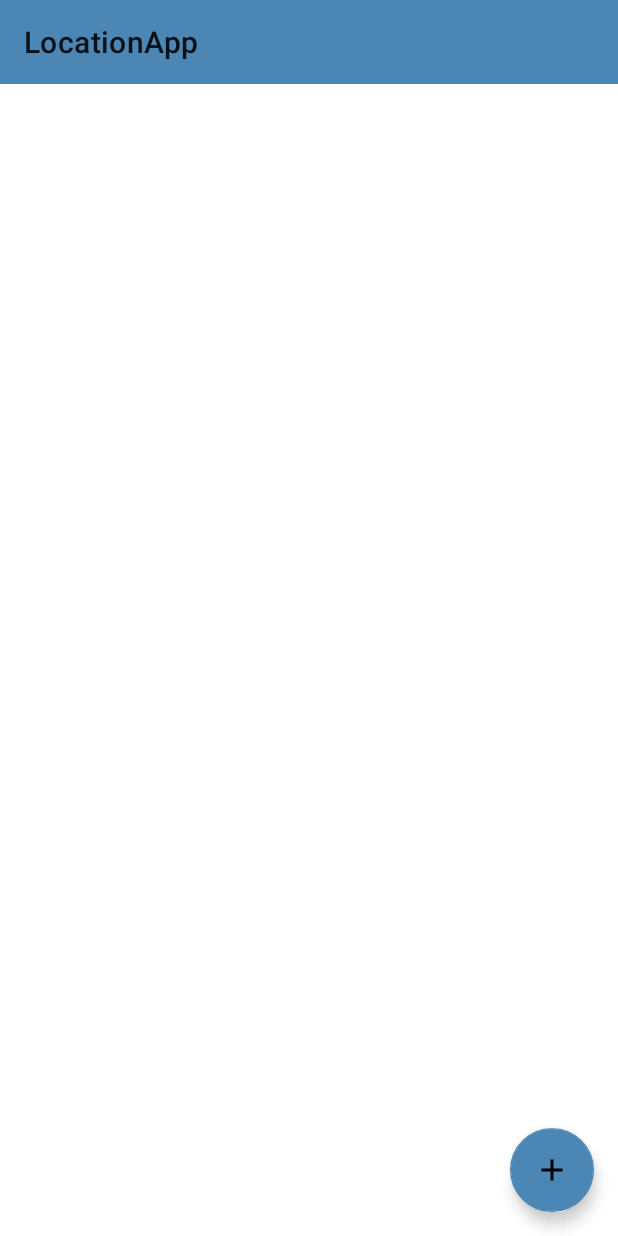
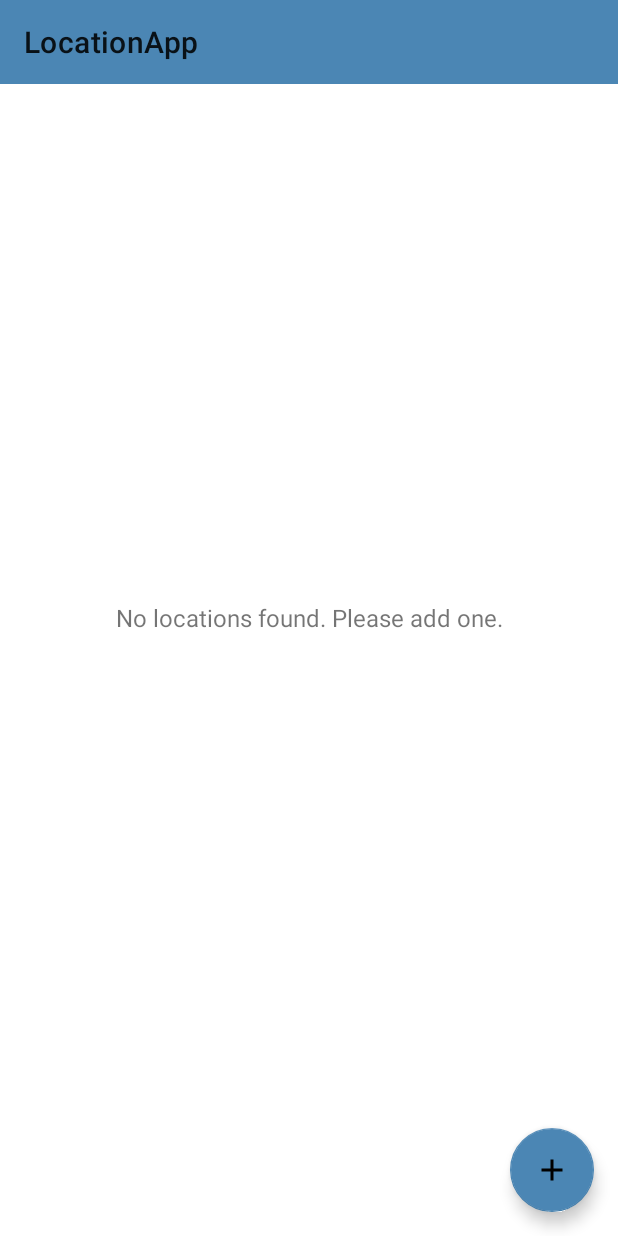
Before and after one commit to GusRendle/LocationApp, an Android app: the screen it shows after launch (MainActivity), on a phone screen of 412 x 824 dp. Run offline under Robolectric (Android 15) with nearby library versions, the phone set to English and light mode, and no system bars.

Commit message:
Add recycler view XML

```diff
--- a/app/src/main/res/layout/activity_main.xml
+++ b/app/src/main/res/layout/activity_main.xml
@@ -15,6 +15,21 @@
         app:layout_constraintStart_toStartOf="parent"
         app:layout_constraintTop_toTopOf="parent" />
 
+    <androidx.recyclerview.widget.RecyclerView
+        android:id="@+id/rv_locations_list"
+        android:layout_width="match_parent"
+        android:layout_height="match_parent"
+        android:visibility="gone" />
+
+    <TextView
+        android:id="@+id/tv_no_locations_found"
+        android:layout_width="match_parent"
+        android:layout_height="match_parent"
+        android:gravity="center"
+        android:text="@string/no_locations_found"
+        android:textSize="16sp"
+        android:visibility="visible" />
+
     <com.google.android.material.floatingactionbutton.FloatingActionButton
         android:id="@+id/fabAddLocation"
         android:layout_width="wrap_content"
--- a/app/src/main/res/values/strings.xml
+++ b/app/src/main/res/values/strings.xml
@@ -7,4 +7,5 @@
     <string name="add_location_select_current_location_button">SELECT CURRENT LOCATION</string>
     <string name="add_location_image_button">ADD IMAGE</string>
     <string name="add_location_save_button">SAVE</string>
+    <string name="no_locations_found">No locations found. Please add one.</string>
 </resources>
```
